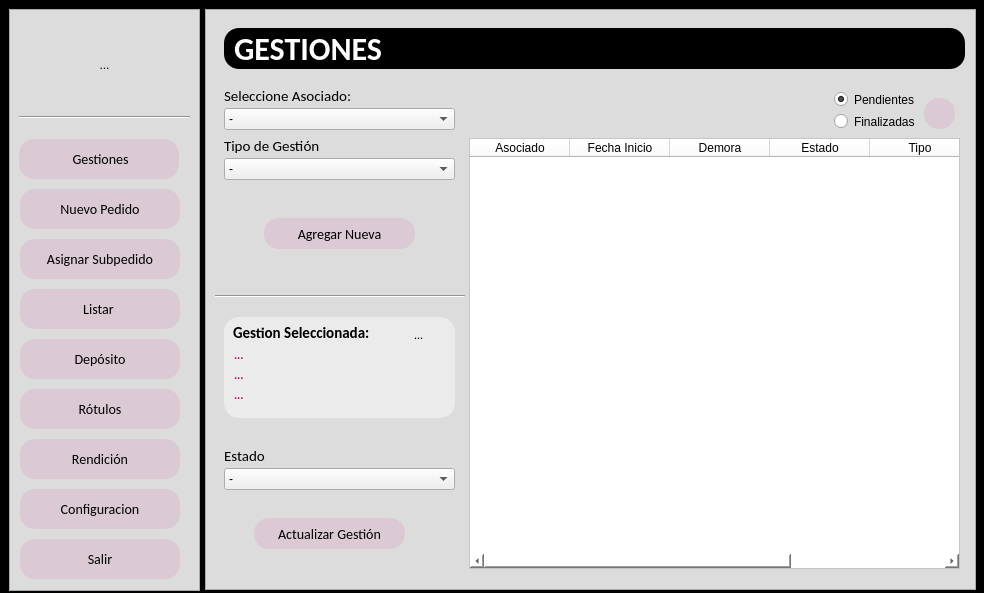
Qt form main.ui (zenfranco/Gestion_rotulos) before a commit.
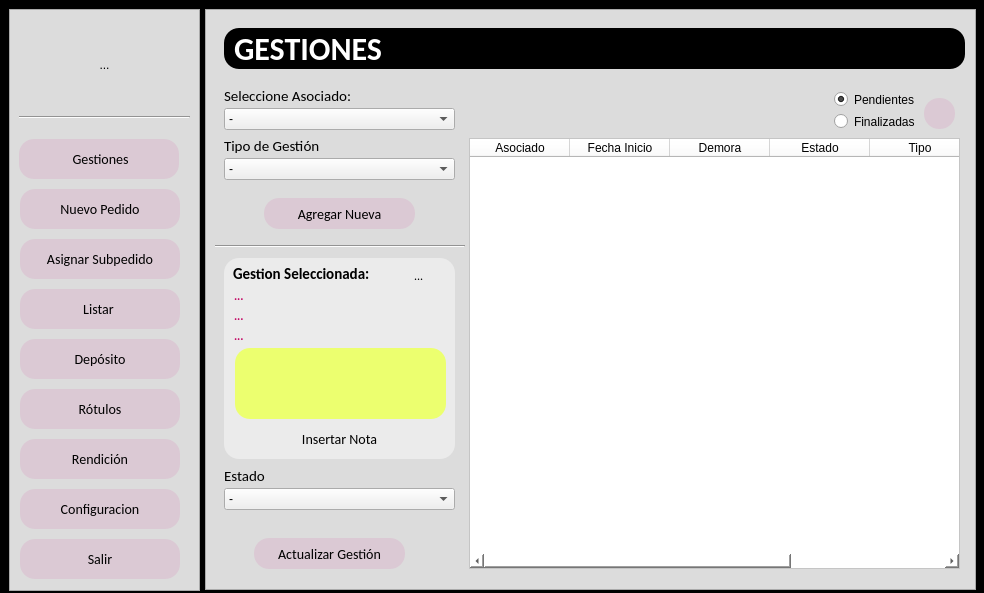
The same form after that commit. The open tabs and pages were chosen to show the change. Icons and pictures are not drawn.

Commit message: Se agregan las notas en las gestiones

What changed in the file:
```diff
--- a/main.ui
+++ b/main.ui
@@ -682,7 +682,7 @@
           <property name="geometry">
            <rect>
             <x>50</x>
-            <y>200</y>
+            <y>180</y>
             <width>151</width>
             <height>31</height>
            </rect>
@@ -796,7 +796,7 @@
           <property name="geometry">
            <rect>
             <x>0</x>
-            <y>270</y>
+            <y>220</y>
             <width>251</width>
             <height>16</height>
            </rect>
@@ -809,7 +809,7 @@
           <property name="geometry">
            <rect>
             <x>10</x>
-            <y>430</y>
+            <y>450</y>
             <width>141</width>
             <height>16</height>
            </rect>
@@ -828,7 +828,7 @@
           <property name="geometry">
            <rect>
             <x>10</x>
-            <y>450</y>
+            <y>470</y>
             <width>231</width>
             <height>22</height>
            </rect>
@@ -888,7 +888,7 @@
           <property name="geometry">
            <rect>
             <x>40</x>
-            <y>500</y>
+            <y>520</y>
             <width>151</width>
             <height>31</height>
            </rect>
@@ -901,9 +901,9 @@
           <property name="geometry">
            <rect>
             <x>10</x>
-            <y>299</y>
+            <y>240</y>
             <width>231</width>
-            <height>101</height>
+            <height>201</height>
            </rect>
           </property>
           <property name="styleSheet">
@@ -1019,6 +1019,38 @@
             <string>...</string>
            </property>
           </widget>
+          <widget class="QPlainTextEdit" name="signal_gestion_observaciones">
+           <property name="geometry">
+            <rect>
+             <x>11</x>
+             <y>90</y>
+             <width>211</width>
+             <height>71</height>
+            </rect>
+           </property>
+           <property name="styleSheet">
+            <string notr="true">background-color:rgb(236, 255, 111)</string>
+           </property>
+           <property name="plainText">
+            <string/>
+           </property>
+           <property name="tabStopWidth">
+            <number>80</number>
+           </property>
+          </widget>
+          <widget class="QPushButton" name="btn_ingresarnota">
+           <property name="geometry">
+            <rect>
+             <x>40</x>
+             <y>171</y>
+             <width>151</width>
+             <height>20</height>
+            </rect>
+           </property>
+           <property name="text">
+            <string>Insertar Nota</string>
+           </property>
+          </widget>
          </widget>
         </widget>
        </widget>
```
The commit also changes 5 other files.
